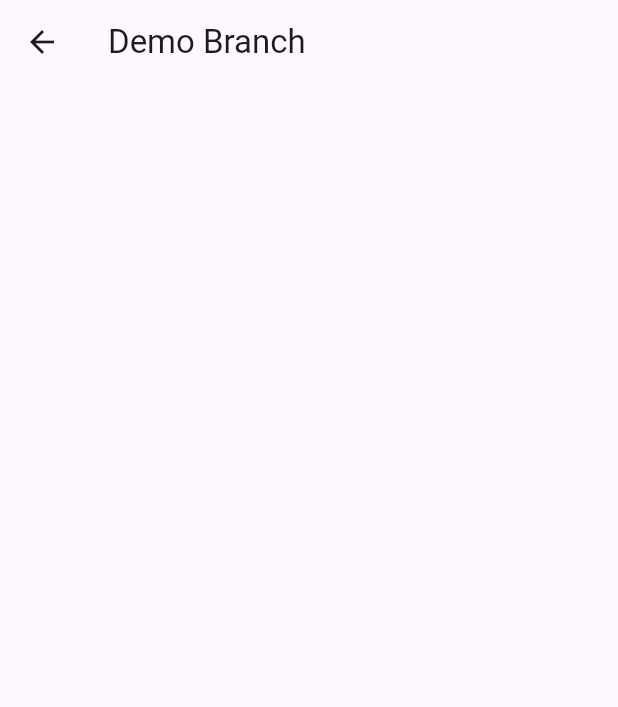
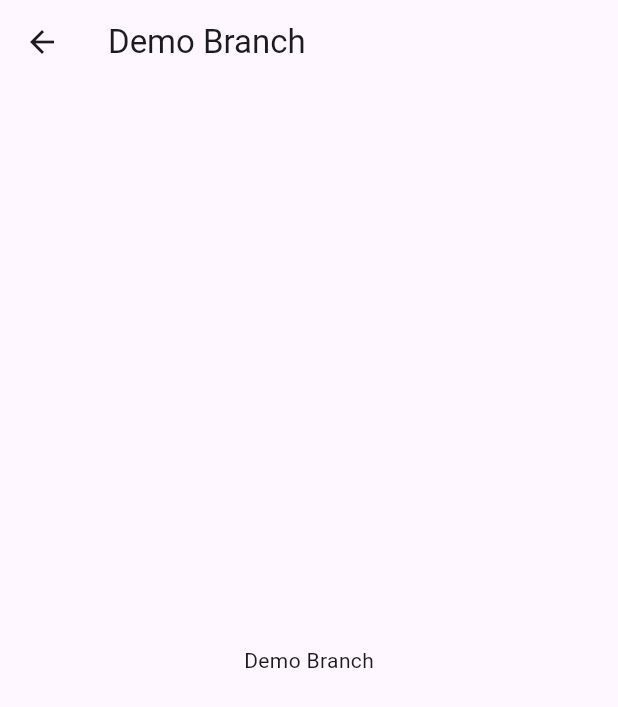
Before and after one commit to Awais-Chandio/smart_loginpage, a Flutter app: the DemoBranch screen opened directly, on a phone screen of 412 x 824 dp. Shown: the top 707 px of the screen. Run offline on Flutter 3.47's test engine with Material 3 defaults, Android fonts, the light colour scheme and no system bars.

Commit message:
updated body of demo branch file

```diff
--- a/lib/demo_Branch/demo_branch.dart
+++ b/lib/demo_Branch/demo_branch.dart
@@ -10,6 +10,15 @@ class DemoBranch extends StatefulWidget {
 class _DemoBranchState extends State<DemoBranch> {
   @override
   Widget build(BuildContext context) {
-    return Scaffold(appBar: AppBar(title: Text("Demo Branch"),),);
+    return Scaffold(appBar: AppBar(title: Text("Demo Branch"),
+    ),
+    body: Center(
+      child: Column(
+        mainAxisAlignment: MainAxisAlignment.center,
+        children: <Widget>[
+          Text("Demo Branch"),
+        ],
+      ),)
+    );
   }
 }
```
